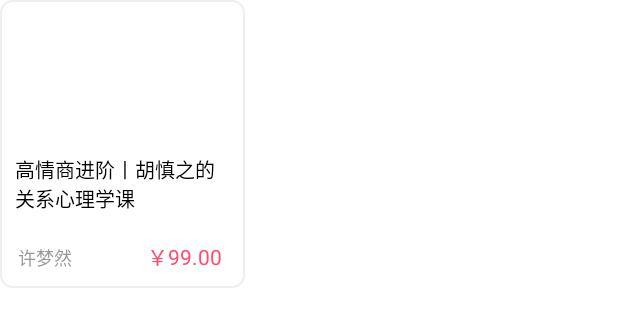
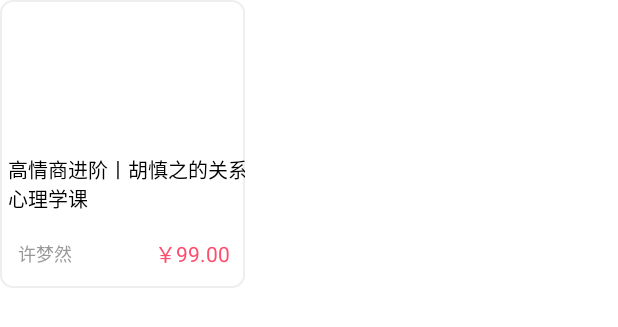
Before and after one commit to syg-todo/P01TalkSkillAPP_Android, an Android app: the layout item_college_course_layout.xml on its own in the app's theme, with its tools: preview values and no code run, on a phone screen of 412 x 824 dp. Shown: the top 327 px of the screen. Run offline under Robolectric (Android 15) with nearby library versions, the phone set to English and light mode, and no system bars.

Commit message:
将item布局有LinearLayout更改为ConstraintLayout

```diff
--- a/huashu/src/main/res/layout/item_college_course_layout.xml
+++ b/huashu/src/main/res/layout/item_college_course_layout.xml
@@ -1,7 +1,8 @@
 <?xml version="1.0" encoding="utf-8"?>
-<LinearLayout xmlns:android="http://schemas.android.com/apk/res/android"
+<android.support.constraint.ConstraintLayout xmlns:android="http://schemas.android.com/apk/res/android"
     android:layout_width="163dp"
     android:layout_height="192dp"
+    xmlns:app="http://schemas.android.com/apk/res-auto"
     android:orientation="vertical"
     android:background="@drawable/shape_college_course">
 
@@ -9,32 +10,33 @@
         android:id="@+id/img_course_image"
         android:layout_width="match_parent"
         android:layout_height="93dp"
+        app:layout_constraintTop_toTopOf="parent"
         />
 
     <TextView
         android:id="@+id/tv_course_name"
         android:layout_width="wrap_content"
         android:layout_height="wrap_content"
+        android:layout_marginLeft="10dp"
+        android:layout_marginTop="10dp"
         android:text="高情商进阶丨胡慎之的关系心理学课"
+        app:layout_constraintRight_toRightOf="parent"
         android:textColor="#000000"
-        android:layout_marginLeft="10dp"
-        android:layout_marginRight="10dp"
-        android:layout_marginTop="10dp"
         android:textSize="13sp"
-        />
+        app:layout_constraintLeft_toLeftOf="parent"
+        app:layout_constraintTop_toBottomOf="@id/img_course_image" />
 
 
-    <LinearLayout
-        android:layout_width="match_parent"
-        android:layout_height="wrap_content"
-        android:layout_marginLeft="12dp"
-        android:layout_marginTop="18dp">
+
         <TextView
             android:id="@+id/tv_course_master_name"
             android:layout_width="wrap_content"
             android:layout_height="wrap_content"
+            android:layout_marginTop="18dp"
+            android:layout_marginLeft="12dp"
             android:text="许梦然"
-
+            app:layout_constraintTop_toBottomOf="@id/tv_course_name"
+            app:layout_constraintLeft_toLeftOf="parent"
             android:textColor="#ff999999"
             android:textSize="12sp"
             />
@@ -44,10 +46,12 @@
             android:layout_width="wrap_content"
             android:layout_height="wrap_content"
             android:text="￥99.00"
-            android:layout_marginLeft="50dp"
             android:textColor="#fffe4c6c"
+            app:layout_constraintTop_toBottomOf="@id/tv_course_name"
+            app:layout_constraintRight_toRightOf="parent"
+            android:layout_marginTop="16dp"
+            android:layout_marginRight="10dp"
             android:textSize="14sp"
             />
 
-    </LinearLayout>
-</LinearLayout>
+</android.support.constraint.ConstraintLayout>
```
